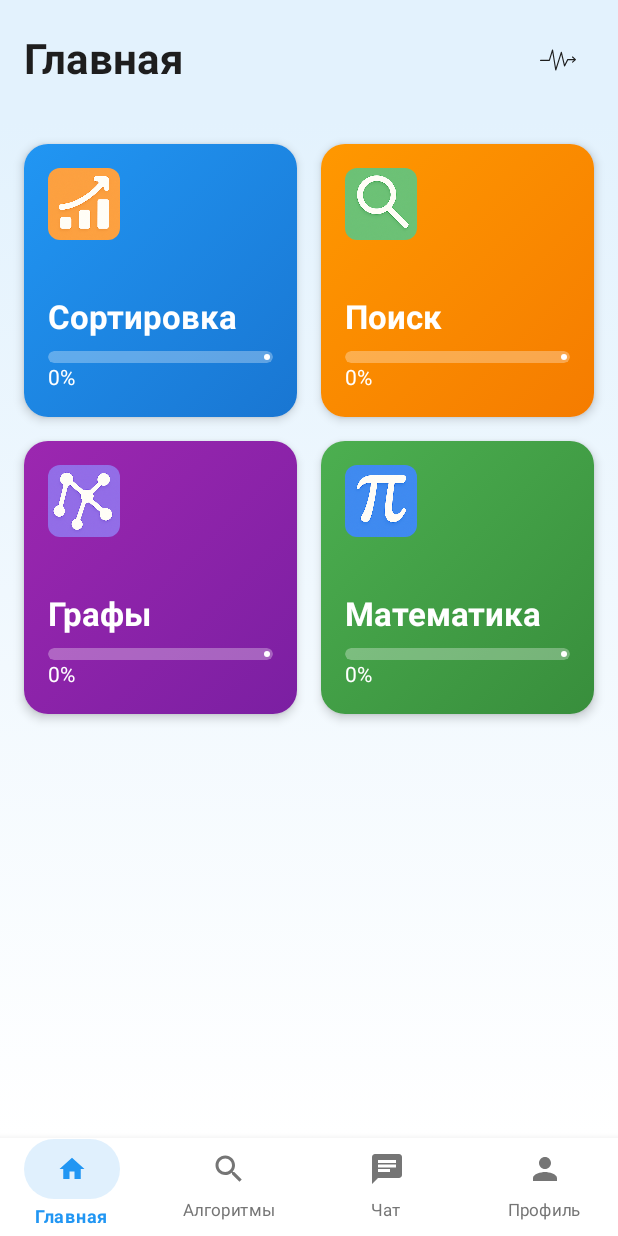
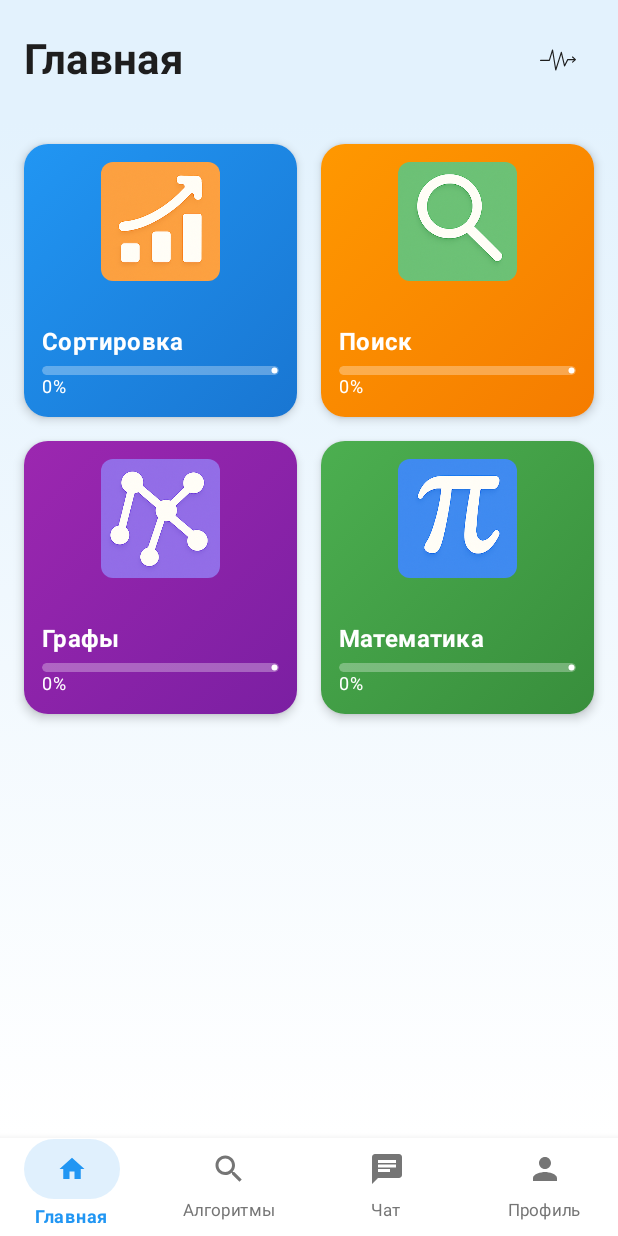
Before and after one commit to RyazantsevNik/Algorithm, an Android app built with Jetpack Compose: the screen it shows after launch (MainActivity), on a phone screen of 412 x 824 dp. Run offline under Robolectric (Android 15) with nearby library versions, the phone set to English and light mode, and no system bars.

Commit message:
Фикс размер карточки "раздел"

```diff
--- a/app/src/main/java/com/example/algorithms/screens/menu/HomeScreen.kt
+++ b/app/src/main/java/com/example/algorithms/screens/menu/HomeScreen.kt
@@ -232,14 +232,16 @@ private fun CategoryCard(
             Column(
                 modifier = Modifier
                     .fillMaxSize()
-                    .padding(16.dp),
-                verticalArrangement = Arrangement.SpaceBetween
+                    .padding(12.dp),
+                verticalArrangement = Arrangement.SpaceBetween,
+                horizontalAlignment = Alignment.CenterHorizontally
             ) {
                 Image(
                     painter = painterResource(id = category.imageRes),
                     contentDescription = category.title,
                     modifier = Modifier
-                        .size(48.dp)
+                        .fillMaxWidth(0.5f)
+                        .aspectRatio(1f)
                         .clip(RoundedCornerShape(8.dp)),
                     contentScale = ContentScale.Crop
                 )
@@ -247,26 +249,27 @@ private fun CategoryCard(
                 Column {
                     Text(
                         text = category.title,
-                        style = MaterialTheme.typography.titleLarge,
+                        style = MaterialTheme.typography.titleMedium,
                         color = Color.White,
-                        fontWeight = FontWeight.Bold
+                        fontWeight = FontWeight.Bold,
+                        maxLines = 1
                     )
 
-                    Spacer(modifier = Modifier.height(8.dp))
+                    Spacer(modifier = Modifier.height(4.dp))
 
                     LinearProgressIndicator(
                         progress = { progress },
                         modifier = Modifier
                             .fillMaxWidth()
-                            .height(8.dp)
-                            .clip(RoundedCornerShape(4.dp)),
+                            .height(6.dp)
+                            .clip(RoundedCornerShape(3.dp)),
                         color = Color.White,
                         trackColor = Color.White.copy(alpha = 0.3f)
                     )
 
                     Text(
                         text = "${(progress * 100).toInt()}%",
-                        style = MaterialTheme.typography.bodyMedium,
+                        style = MaterialTheme.typography.bodySmall,
                         color = Color.White
                     )
                 }
```
